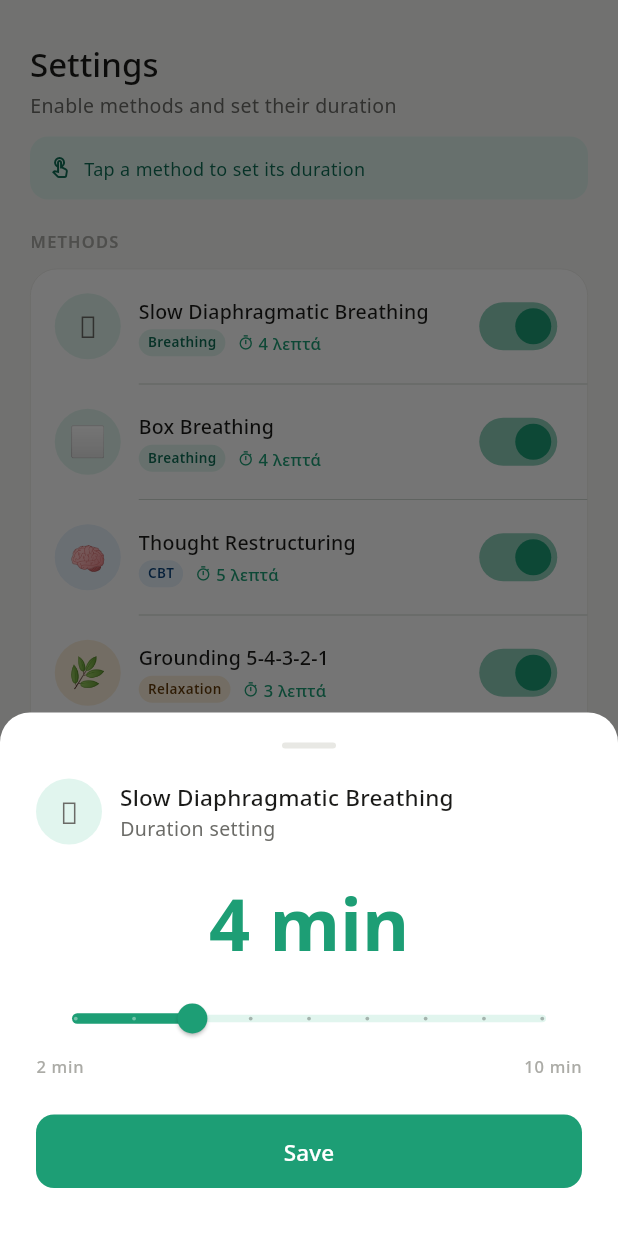
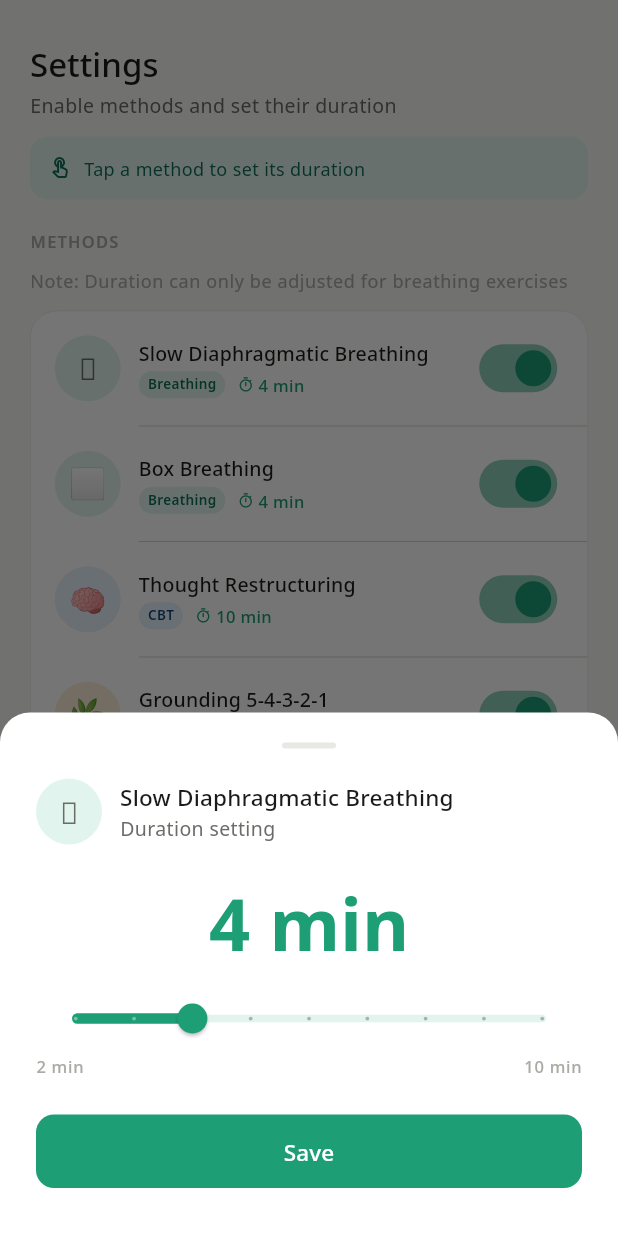
Before and after one commit to SteliosVan/AntiStress, a Flutter app: the SettingsScreen screen opened directly, after a tap on "Slow Diaphragmatic Breathing", on a phone screen of 412 x 824 dp. Run offline on Flutter 3.47's test engine with Material 3 defaults, Android fonts, the phone set to English and light mode, and no system bars; our stand-ins replace fl_chart, flutter_tts, google_fonts, shared_preferences; accounts and stored records are empty.

Commit message:
fixed duration of the methods in both settings and method selection screens

```diff
--- a/lib/screens/home_screen.dart
+++ b/lib/screens/home_screen.dart
@@ -28,7 +28,7 @@ class HomeScreen extends StatelessWidget {
                   style: Theme.of(context).textTheme.displayLarge),
               const SizedBox(height: 4),
               Text(
-                'Small interventions to reduce stress',
+                'Micro-interventions to reduce stress',
                 style: Theme.of(context).textTheme.bodyLarge,
               ),
               const Spacer(),
@@ -47,7 +47,7 @@ class HomeScreen extends StatelessWidget {
                       color: AppTheme.primary,
                       boxShadow: [
                         BoxShadow(
-                          color: AppTheme.primary.withOpacity(0.35),
+                          color: AppTheme.primary.withAlpha((0.35 * 255).toInt()),
                           blurRadius: 32,
                           spreadRadius: 4,
                           offset: const Offset(0, 8),
--- a/lib/screens/settings_screen.dart
+++ b/lib/screens/settings_screen.dart
@@ -28,8 +28,28 @@ class _SettingsScreenState extends State<SettingsScreen> {
     final saved = prefs.getStringList('enabled_exercises');
     if (saved != null) setState(() => _enabledIds = saved.toSet());
     for (final ex in exercises) {
+      if (ex.id == '478' || ex.id == 'box') {
         final d = prefs.getDouble('duration_${ex.id}');
         if (d != null) setState(() => _durations[ex.id] = d);
+      } else {
+        final estimate = _getEstimateDuration(ex.id);
+        setState(() => _durations[ex.id] = estimate);
+      }
+    }
+  }
+
+  double _getEstimateDuration(String id) {
+    switch (id) {
+      case 'cbt':
+        return 10.0;
+      case 'grounding':
+        return 5.0;
+      case 'pmt':
+        return 3.0;
+      case '478':
+      case 'box':
+      default:
+        return 4.0;
     }
   }
 
@@ -39,6 +59,7 @@ class _SettingsScreenState extends State<SettingsScreen> {
   }
 
   Future<void> _saveDuration(String id, double value) async {
+    if (id != '478' && id != 'box') return;
     final prefs = await SharedPreferences.getInstance();
     await prefs.setDouble('duration_$id', value);
   }
@@ -121,7 +142,7 @@ class _SettingsScreenState extends State<SettingsScreen> {
                   activeTrackColor: AppTheme.primary,
                   thumbColor: AppTheme.primary,
                   inactiveTrackColor: AppTheme.primaryLight,
-                  overlayColor: AppTheme.primary.withOpacity(0.12),
+                  overlayColor: AppTheme.primary.withAlpha((0.12 * 255).toInt()),
                   trackHeight: 5,
                   thumbShape: const RoundSliderThumbShape(
                       enabledThumbRadius: 10),
@@ -247,6 +268,12 @@ class _SettingsScreenState extends State<SettingsScreen> {
                   style: Theme.of(context).textTheme.labelSmall?.copyWith(
                     letterSpacing: 0.8, fontWeight: FontWeight.w600)),
                 const SizedBox(height: 10),
+                Text(
+                'Note: Duration can only be adjusted for breathing exercises',
+                style: Theme.of(context).textTheme.bodySmall?.copyWith(
+                  color: AppTheme.textTertiary),
+                ),
+                const SizedBox(height: 12),
               Container(
                 decoration: BoxDecoration(
                   color: AppTheme.surface,
@@ -264,7 +291,7 @@ class _SettingsScreenState extends State<SettingsScreen> {
                     return Column(
                       children: [
                         InkWell(
-                          onTap: ex.id == 'cbt' || ex.id == 'grounding' ? null : () => _showDurationPicker(ex),
+                          onTap: ex.id == '478' || ex.id == 'box' ? () => _showDurationPicker(ex) : null,
                           borderRadius: i == 0
                               ? const BorderRadius.vertical(
                               top: Radius.circular(18))
@@ -275,6 +302,8 @@ class _SettingsScreenState extends State<SettingsScreen> {
                           child: Padding(
                             padding: const EdgeInsets.symmetric(
                                 horizontal: 16, vertical: 14),
+                            child: Opacity(
+                              opacity: (ex.id == '478' || ex.id == 'box') && !enabled ? 0.6 : 1.0,
                               child: Row(
                               children: [
                                 Container(
@@ -340,7 +369,7 @@ class _SettingsScreenState extends State<SettingsScreen> {
                                                   : AppTheme.textTertiary),
                                           const SizedBox(width: 3),
                                           Text(
-                                            '${duration.toInt()} λεπτά',
+                                            '${duration.toInt()} min',
                                             style: TextStyle(
                                                 fontSize: 11,
                                                 color: enabled
@@ -356,9 +385,10 @@ class _SettingsScreenState extends State<SettingsScreen> {
                                 Switch(
                                   value: enabled,
                                   onChanged: (_) => _toggleExercise(ex.id),
-                                  activeColor: AppTheme.primary,
+                                  activeThumbColor: AppTheme.primary,
                                 ),
                               ],
+                            ),
                             ),
                           ),
                         ),
--- a/lib/theme.dart
+++ b/lib/theme.dart
@@ -61,7 +61,7 @@ class AppTheme {
           activeTrackColor: primary,
           inactiveTrackColor: primaryLight,
           thumbColor: primary,
-          overlayColor: primary.withOpacity(0.12),
+          overlayColor: primary.withAlpha((0.12 * 255).toInt()),
           trackHeight: 4,
         ),
         bottomNavigationBarTheme: const BottomNavigationBarThemeData(
--- a/lib/widgets/breath_animation.dart
+++ b/lib/widgets/breath_animation.dart
@@ -145,7 +145,7 @@ class _BreathAnimationWidgetState extends State<BreathAnimationWidget>
                 ? CustomPaint(
                     painter: _BoxEdgePainter(
                       activeColor: phase?.color ?? AppTheme.primary,
-                      baseColor: (phase?.color ?? AppTheme.primary).withOpacity(0.35),
+                      baseColor: (phase?.color ?? AppTheme.primary).withAlpha((0.35 * 255).toInt()),
                       edgeIndex: _phaseIndex,
                       progress: phase == null ? 0.0 : _phaseProgress,
                       borderWidth: 4,
@@ -154,7 +154,7 @@ class _BreathAnimationWidgetState extends State<BreathAnimationWidget>
                       width: 120,
                       height: 120,
                       decoration: BoxDecoration(
-                        color: (phase?.color ?? AppTheme.primary).withOpacity(0.08),
+                        color: (phase?.color ?? AppTheme.primary).withAlpha((0.08 * 255).toInt()),
                         borderRadius: BorderRadius.circular(16),
                       ),
                       alignment: Alignment.center,
@@ -176,7 +176,7 @@ class _BreathAnimationWidgetState extends State<BreathAnimationWidget>
                         color: phase?.color ?? AppTheme.primary,
                         width: 2,
                       ),
-                      color: (phase?.color ?? AppTheme.primary).withOpacity(0.08),
+                      color: (phase?.color ?? AppTheme.primary).withAlpha((0.08 * 255).toInt()),
                     ),
                     alignment: Alignment.center,
                     child: Text(
--- a/lib/widgets/stress_slider.dart
+++ b/lib/widgets/stress_slider.dart
@@ -87,7 +87,7 @@ class StressSlider extends StatelessWidget {
           data: SliderTheme.of(context).copyWith(
             activeTrackColor: _color,
             thumbColor: _color,
-            overlayColor: _color.withOpacity(0.12),
+            overlayColor: _color.withAlpha((0.12 * 255).toInt()),
           ),
           child: Slider(
             min: 1,
```
Also changed, not shown: lib/screens/method_select_screen.dart (+23 -3 lines), 1 other file. Lines whose indentation alone changed are shown as unchanged.
